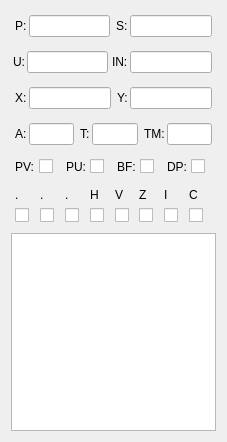
Old version of the form ui/cregslh5801widget.ui in the repository TheProjecter/pockemul.
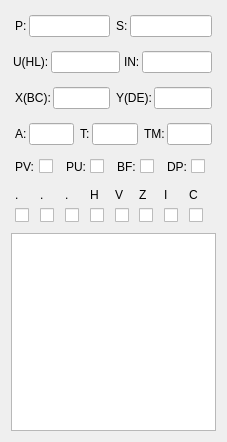
New version of the form.

Diff of the .ui file:
```diff
--- a/ui/cregslh5801widget.ui
+++ b/ui/cregslh5801widget.ui
@@ -125,7 +125,7 @@
      <item>
       <widget class="QLabel" name="label_3">
        <property name="text">
-        <string>U:</string>
+        <string>U(HL):</string>
        </property>
       </widget>
      </item>
@@ -208,7 +208,7 @@
        <item>
         <widget class="QLabel" name="label_4">
          <property name="text">
-          <string>X:</string>
+          <string>X(BC):</string>
          </property>
         </widget>
        </item>
@@ -241,7 +241,7 @@
        <item>
         <widget class="QLabel" name="label_5">
          <property name="text">
-          <string>Y:</string>
+          <string>Y(DE):</string>
          </property>
         </widget>
        </item>
```
